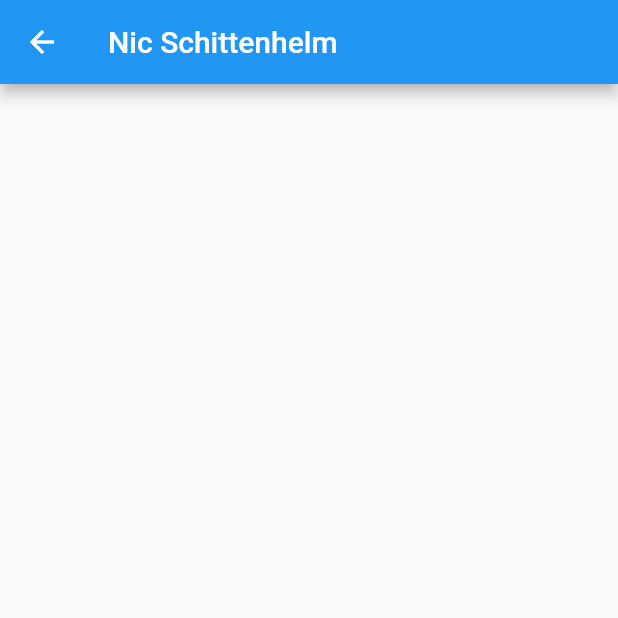
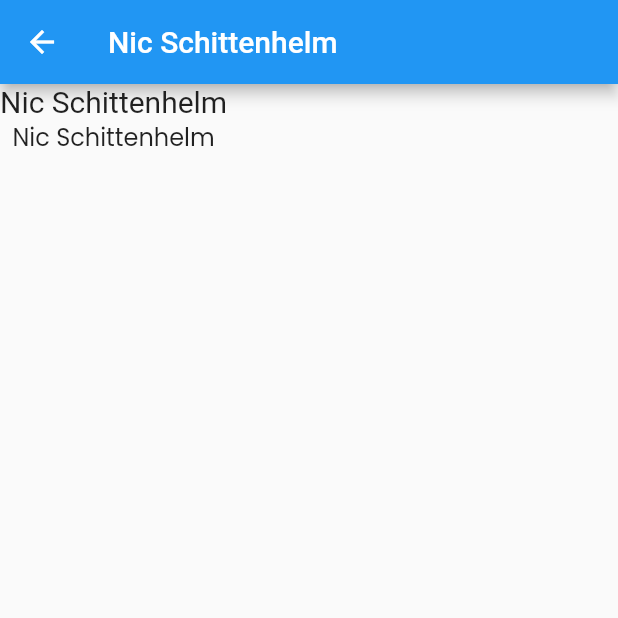
Before and after one commit to drmilde/kurs_2021_app, a Flutter app: the NicSScreen screen opened directly, on a phone screen of 412 x 824 dp, the top half of it. Run offline on Flutter 3.47's test engine with Material 2 defaults, Android fonts, the phone set to English and light mode, and no system bars; our stand-ins replace google_fonts.

Commit message:
Google Fonts einbinden

```diff
--- a/lib/screens/nic_s_screen.dart
+++ b/lib/screens/nic_s_screen.dart
@@ -1,4 +1,5 @@
 import 'package:flutter/material.dart';
+import 'package:google_fonts/google_fonts.dart';
 
 class NicSScreen extends StatelessWidget {
   @override
@@ -7,6 +8,21 @@ class NicSScreen extends StatelessWidget {
       appBar: AppBar(
         title: Text("Nic Schittenhelm"),
       ),
+      body: Column(
+        children: [
+          Text("Nic Schittenhelm",
+            style: TextStyle(
+            fontSize: 20,
+            ),
+          ),
+          Text("Nic Schittenhelm",
+          style: GoogleFonts.poppins(
+            textStyle: TextStyle(
+              fontSize: 16,
+            )
+          )),
+        ],
+      ),
     );
 
   }
--- a/pubspec.yaml
+++ b/pubspec.yaml
@@ -23,6 +23,8 @@ environment:
 dependencies:
   flutter:
     sdk: flutter
+  google_fonts: ^2.0.0
+
 
 
   # The following adds the Cupertino Icons font to your application.
```
Also changed, not shown: pubspec.lock.
